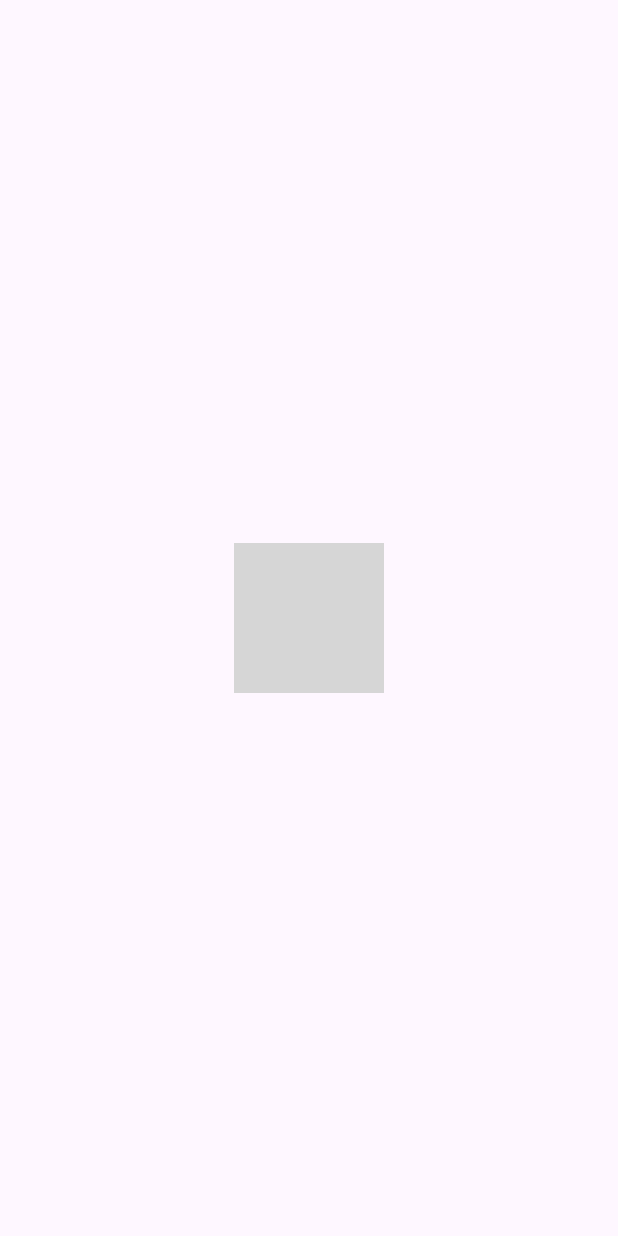
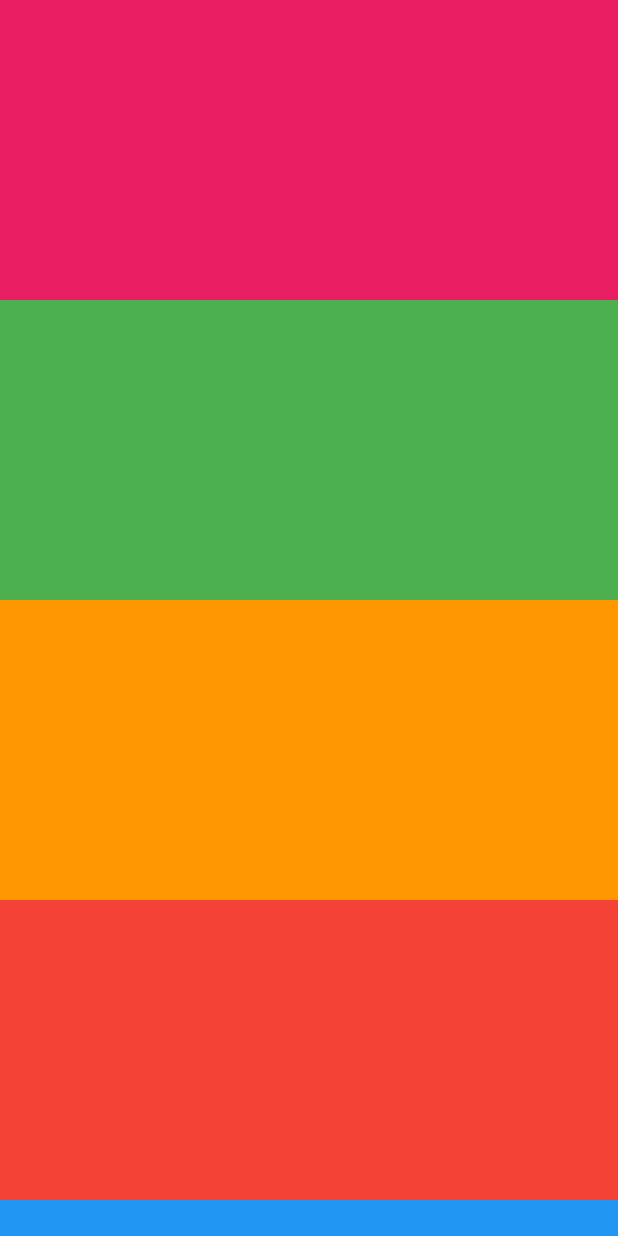
Before and after one commit to laptrinhvienmobile/Material, a Flutter app: the screen it shows after launch, on a phone screen of 412 x 824 dp. Run offline on Flutter 3.47's test engine with Material 3 defaults, Android fonts, the phone set to English and light mode, and no system bars; grey boxes are pictures that could not be loaded.

Commit message:
Thêm Widget SingleChildScrollView

```diff
--- a/lib/main.dart
+++ b/lib/main.dart
@@ -1,5 +1,5 @@
 import 'package:flutter/material.dart';
-import 'package:project/widgets/circle_avatar_example.dart';
+import 'package:project/widgets/single_child_scroll_view_example.dart';
 
 void main() {
   runApp(const MyApp());
@@ -12,7 +12,7 @@ class MyApp extends StatelessWidget {
   Widget build(BuildContext context) {
     return MaterialApp(
       debugShowCheckedModeBanner: false,
-      home: CircleAvatarExample(),
+      home: SingleChildScrollViewExample(),
     );
   }
 }
--- /dev/null
+++ b/lib/widgets/single_child_scroll_view_example.dart
@@ -0,0 +1,55 @@
+import 'package:flutter/material.dart';
+
+class SingleChildScrollViewExample extends StatelessWidget {
+  const SingleChildScrollViewExample({super.key});
+
+  @override
+  Widget build(BuildContext context) {
+    return Scaffold(
+      backgroundColor: Colors.green.shade50,
+      body: SafeArea(
+        child: SingleChildScrollView(
+          child: Column(
+            children: [
+              ColoredBox(
+                color: Colors.pink,
+                child: SizedBox(
+                  width: MediaQuery.of(context).size.width,
+                  height: 200.0,
+                ),
+              ),
+              ColoredBox(
+                color: Colors.green,
+                child: SizedBox(
+                  width: MediaQuery.of(context).size.width,
+                  height: 200.0,
+                ),
+              ),
+              ColoredBox(
+                color: Colors.orange,
+                child: SizedBox(
+                  width: MediaQuery.of(context).size.width,
+                  height: 200.0,
+                ),
+              ),
+              ColoredBox(
+                color: Colors.red,
+                child: SizedBox(
+                  width: MediaQuery.of(context).size.width,
+                  height: 200.0,
+                ),
+              ),
+              ColoredBox(
+                color: Colors.blue,
+                child: SizedBox(
+                  width: MediaQuery.of(context).size.width,
+                  height: 200.0,
+                ),
+              ),
+            ],
+          ),
+        ),
+      ),
+    );
+  }
+}
```
